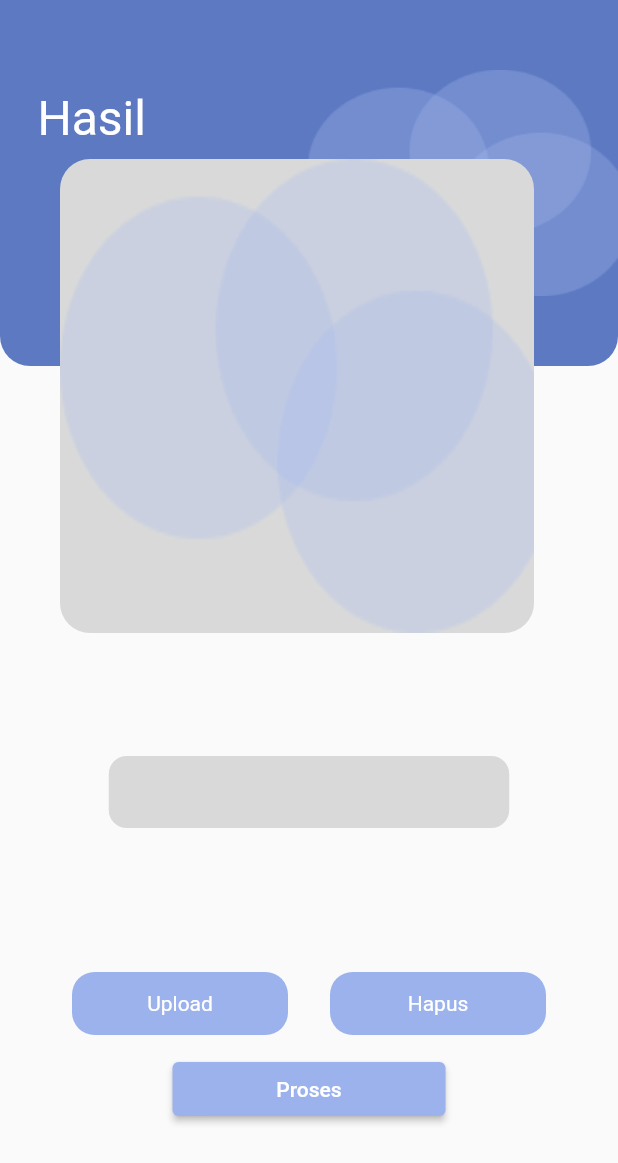
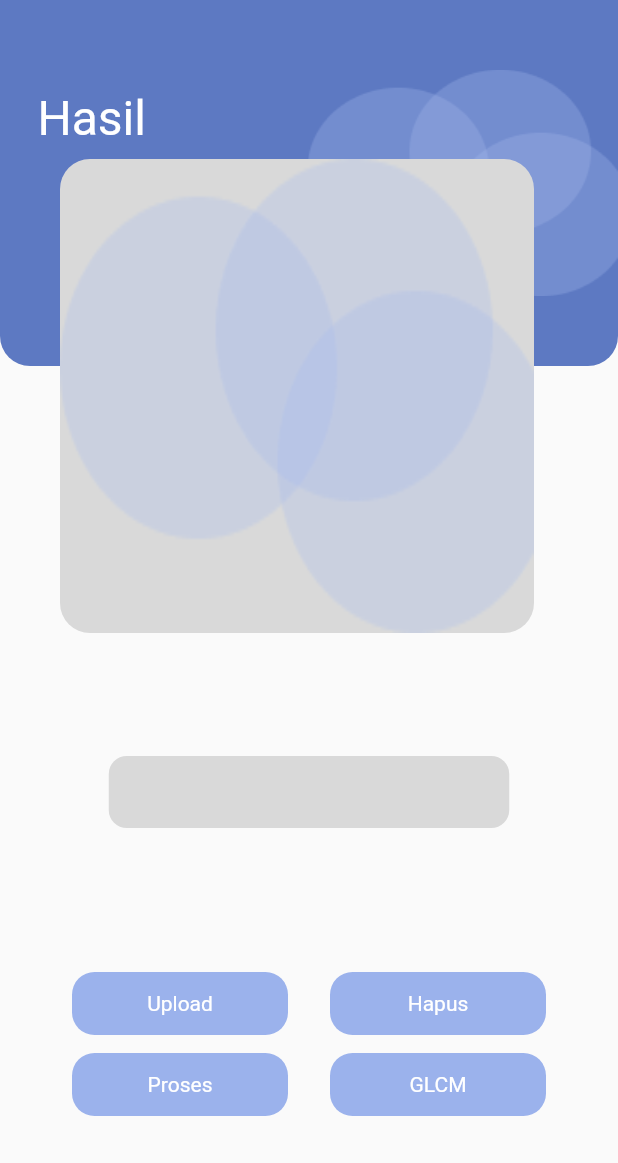
Before and after one commit to AnggaRaksa009/Deteksi_Covid, a Flutter app: the HomeScreen screen opened directly, after a tap on "Proses", on a phone screen of 412 x 824 dp. Shown: the top 1163 px of the screen. Run offline on Flutter 3.47's test engine with Material 2 defaults, Android fonts, the phone set to English and light mode, and no system bars; our stand-ins replace image_cropper, image_picker; missing offline and left inert: flutter_file_downloader, tflite.

Commit message:
fixing invers and add glcm download

```diff
--- a/lib/HomeScreen.dart
+++ b/lib/HomeScreen.dart
@@ -1,11 +1,11 @@
 import 'package:flutter/material.dart';
+import 'package:flutter_file_downloader/flutter_file_downloader.dart';
 import 'package:kanker/Image_Picker.dart';
-import 'package:kanker/api.dart';
-import 'package:kanker/app.dart';
 import 'package:image_picker/image_picker.dart';
 import 'dart:io';
 import 'package:http/http.dart' as http;
 import 'dart:convert';
+// import 'package:file_picker/file_picker.dart';
 
 class HomeScreen extends StatefulWidget {
   @override
@@ -14,6 +14,8 @@ class HomeScreen extends StatefulWidget {
 
 class _HomeScreenState extends State<HomeScreen> {
   File? imageFile;
+  String? downloadLink;
+  bool isLoading = false;
 
   Future<void> selectImage() async {
     final XFile? pickedImage = await pickImage();
@@ -33,13 +35,13 @@ class _HomeScreenState extends State<HomeScreen> {
 
   var result;
 
-  Future<void> uploadImage() async {
+  Future<void> prosesimage() async {
     if (imageFile == null) {
-      // Handle case when no image is selected
       return;
     }
 
-    Uri uri = Uri.parse('http://192.168.106.44:5000/predict');
+    Uri uri = Uri.parse('http://192.168.100.195:5000/predict');
+
     var request = http.MultipartRequest('POST', uri);
 
     request.files
@@ -64,6 +66,72 @@ class _HomeScreenState extends State<HomeScreen> {
     } catch (error) {
       print('Error uploading image: $error');
     }
+  }
+
+  Uri uriGlcm = Uri.parse('https://40c2-103-187-117-117.ngrok-free.app/glcm');
+  Future<void> prosesglcm() async {
+    setState(() {
+      isLoading = true;
+    });
+    if (imageFile == null) {
+      return;
+    }
+
+    var request = http.MultipartRequest('post', uriGlcm);
+
+    request.files
+        .add(await http.MultipartFile.fromPath('image', imageFile!.path));
+
+    try {
+      final response = await request.send();
+
+      if (response.statusCode == 200) {
+        print('Image uploaded successfully for GLCM');
+        final res = await response.stream.bytesToString();
+        print('GLCM response: $res');
+        final jsonResponse = json.decode(res);
+
+        if (jsonResponse.containsKey('download_link')) {
+          final prediction = jsonResponse['download_link'];
+          setState(() {
+            result = prediction;
+          });
+          print('GLCM prediction: $prediction');
+
+          String downladCSVUrl =
+              'https://40c2-103-187-117-117.ngrok-free.app$prediction';
+
+          print(downladCSVUrl);
+
+          FileDownloader.downloadFile(
+              url: downladCSVUrl,
+              onProgress: (String? fileName, double progress) {
+                print('FILE $fileName HAS PROGRESS $progress');
+              },
+              onDownloadCompleted: (String path) {
+                print('FILE DOWNLOADED TO PATH: $path');
+              },
+              onDownloadError: (String error) {
+                print('DOWNLOAD ERROR: $error');
+              });
+        } else {
+          print('Response does not contain the "prediction" key.');
+        }
+      } else {
+        print(
+            'Failed to upload image with GLCM, status code: ${response.statusCode}');
+      }
+    } catch (error) {
+      print('Error uploading image with GLCM: $error');
+    }
+    setState(() {
+      isLoading = false;
+    });
+    // FilePickerResult? pickGlcm = await FilePicker.platform.pickFiles();
+
+    // if (result != null) {
+    //   File ambilGlcm = File(result.files.single.path!);
+    // } else {}
   }
 
   @override
@@ -186,18 +254,68 @@ class _HomeScreenState extends State<HomeScreen> {
           SizedBox(
             height: 12,
           ),
-          ElevatedButton(
-            onPressed: uploadImage,
-            style: ButtonStyle(
-              backgroundColor: MaterialStatePropertyAll<Color?>(
-                Color(0xff9BB2EC),
+          Row(
+            mainAxisAlignment: MainAxisAlignment.center,
+            children: [
+              GestureDetector(
+                onTap: () {
+                  prosesimage();
+                },
+                child: Container(
+                  // margin: EdgeInsets.only(top: 96),
+                  width: 144,
+                  height: 42,
+                  child: Center(
+                    child: Text(
+                      "Proses",
+                      style: TextStyle(color: Colors.white),
+                    ),
+                  ),
+                  decoration: BoxDecoration(
+                    color: const Color(
+                      0xff9BB2EC,
+                    ),
+                    borderRadius: BorderRadius.circular(
+                      15,
+                    ),
+                  ),
+                ),
               ),
-            ),
-            child: Container(
-              width: 150,
-              height: 20,
-              child: Center(child: Text("Proses")),
-            ),
+              const SizedBox(
+                width: 28,
+              ),
+              GestureDetector(
+                onTap: isLoading ? null : prosesglcm,
+                child: Container(
+                  // margin: EdgeInsets.only(top: 96),
+                  width: 144,
+                  height: 42,
+                  child: Center(
+                    child: isLoading
+                        ? SizedBox(
+                            width: 20,
+                            height: 20,
+                            child: CircularProgressIndicator(
+                              color: Colors.white,
+                              strokeWidth: 3,
+                            ),
+                          )
+                        : Text(
+                            "GLCM",
+                            style: TextStyle(color: Colors.white),
+                          ),
+                  ),
+                  decoration: BoxDecoration(
+                    color: const Color(
+                      0xff9BB2EC,
+                    ),
+                    borderRadius: BorderRadius.circular(
+                      15,
+                    ),
+                  ),
+                ),
+              ),
+            ],
           ),
         ],
       ),
```
Also changed, not shown: lib/gray.dart (+19 -10 lines), lib/invers.dart (+24 -20 lines), pubspec.yaml (+6 -2 lines), pubspec.lock, 6 other files.
